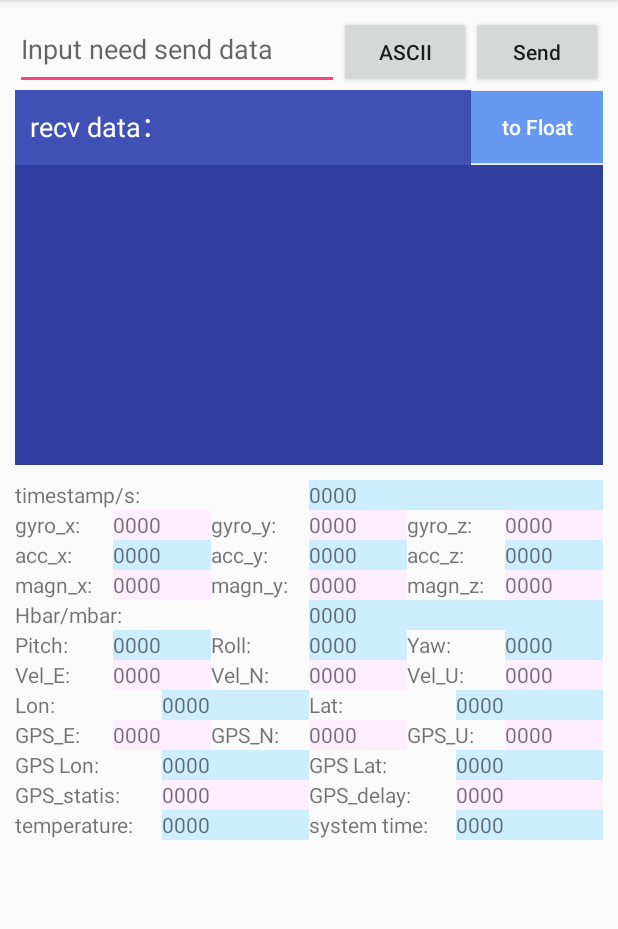
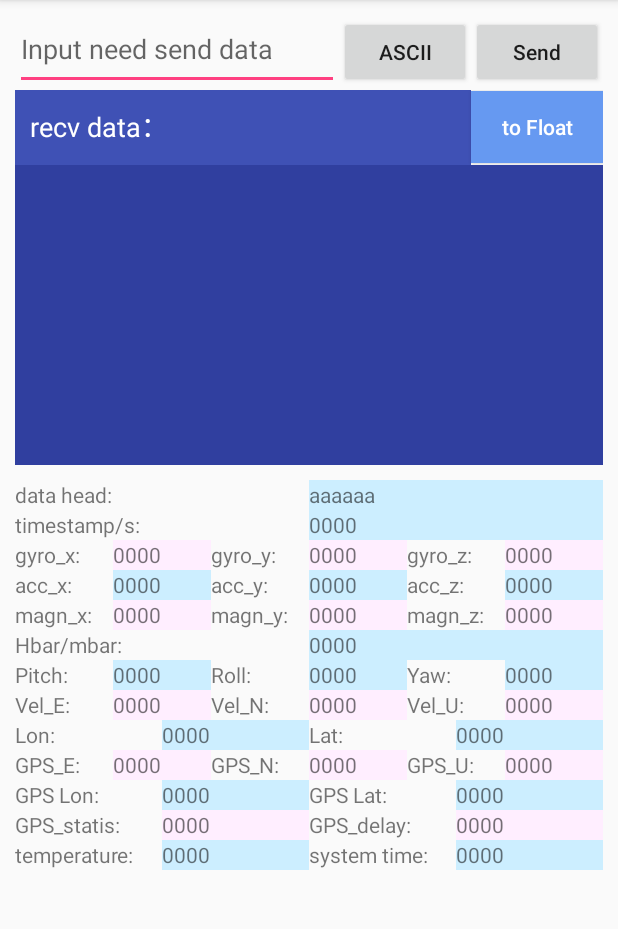
Before and after one commit to LiZongtai/PSINS-USB-OTG, an Android app: the screen it shows after launch (MainActivity), on a phone screen of 412 x 824 dp, the part 84-1013 px from its top. Run offline under Robolectric (Android 15) with nearby library versions, the phone set to English and light mode, and no system bars.

Commit message:
<add> check frame head

```diff
--- a/app/src/main/res/layout/activity_main.xml
+++ b/app/src/main/res/layout/activity_main.xml
@@ -76,6 +76,26 @@
         android:layout_height="match_parent"
         android:layout_marginTop="10dp"
         android:orientation="vertical">
+
+        <LinearLayout
+            android:layout_width="match_parent"
+            android:layout_height="wrap_content"
+            android:orientation="horizontal">
+            <TextView
+                android:layout_width="0dp"
+                android:layout_height="20dp"
+                android:layout_weight="1"
+                android:gravity="start"
+                android:text="data head:"/>
+            <TextView
+                android:id="@+id/data0"
+                android:layout_width="0dp"
+                android:layout_height="20dp"
+                android:layout_weight="1"
+                android:gravity="start"
+                android:background="#cceeff"
+                android:text="aaaaaa"/>
+        </LinearLayout>
         <LinearLayout
             android:layout_width="match_parent"
             android:layout_height="wrap_content"
```
Also changed, not shown: app/src/main/java/com/xpf/ch340_host/MainActivity.java (+24 -10 lines), 1 other file.
